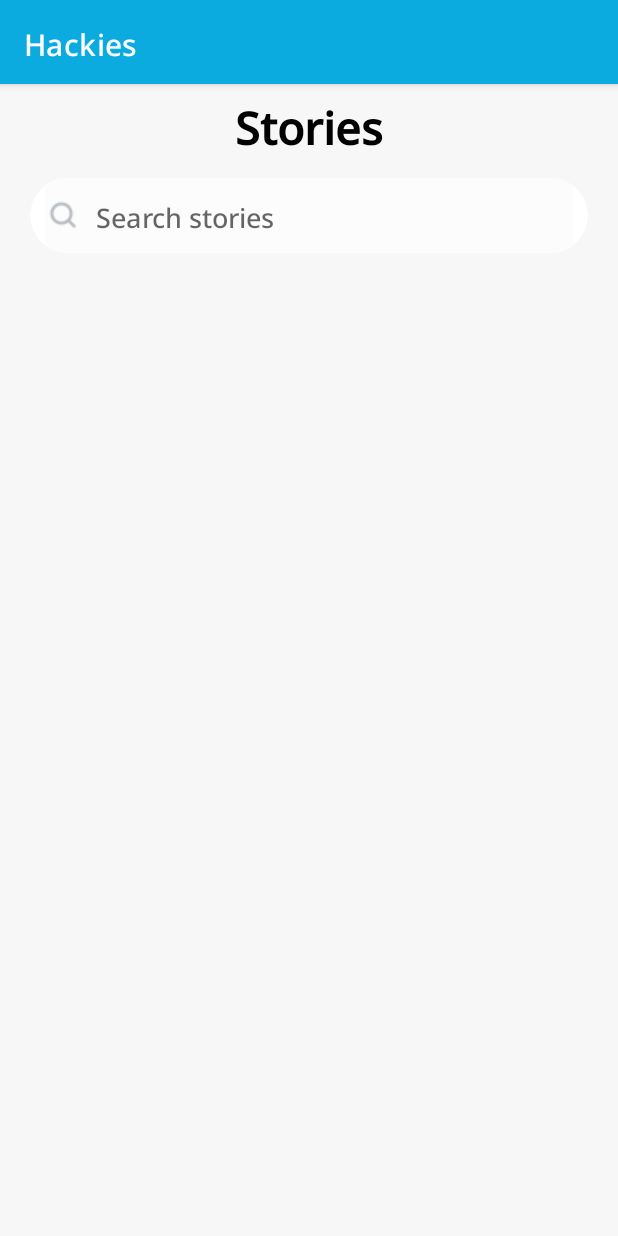
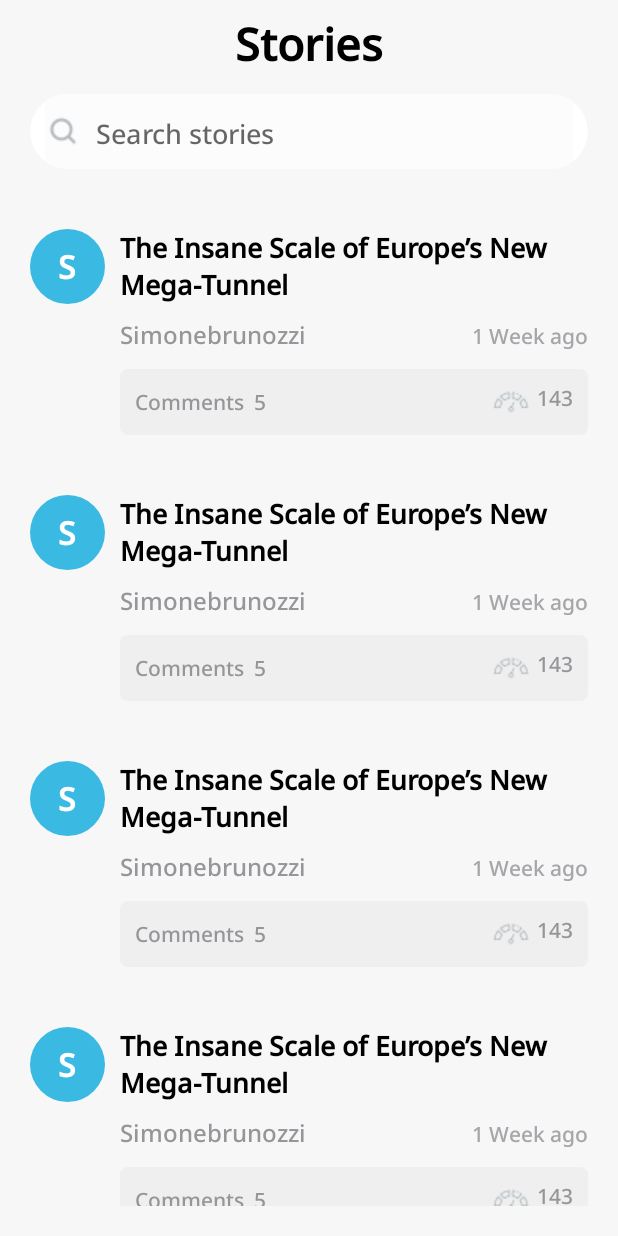
Before and after one commit to HariRamR/Hackies, an Android app: the screen it shows after launch (Dashboard), on a phone screen of 412 x 824 dp. Run offline under Robolectric (Android 15) with nearby library versions, the phone set to English and light mode, and no system bars.

Commit message:
Stories and Comments design

```diff
--- /dev/null
+++ b/app/src/main/java/com/hari/hackies/adapter/StoriesAdapter.kt
@@ -0,0 +1,35 @@
+package com.hari.hackies.adapter
+
+import android.view.LayoutInflater
+import android.view.View
+import android.view.ViewGroup
+import android.widget.TextView
+import androidx.recyclerview.widget.RecyclerView
+import com.hari.hackies.R
+import com.hari.hackies.interfaces.StoriesInterface
+import com.hari.hackies.model.StoriesModel
+import java.util.ArrayList
+
+class StoriesAdapter(private val storiesInterface: StoriesInterface, private val storiesList:List<StoriesModel>?= listOf()):
+    RecyclerView.Adapter<StoriesAdapter.MainViewHolder>() {
+
+    class MainViewHolder(itemView: View) : RecyclerView.ViewHolder(itemView) {
+        val commentsTV = itemView.findViewById<TextView>(R.id.comments_list_stories)!!
+    }
+
+    override fun onCreateViewHolder(parent: ViewGroup, viewType: Int): MainViewHolder {
+
+        return MainViewHolder(LayoutInflater.from(parent.context).inflate(R.layout.list_item_stories, parent, false))
+    }
+
+    override fun onBindViewHolder(holder: MainViewHolder, position: Int) {
+
+        holder.commentsTV.setOnClickListener {
+            storiesInterface.showBottomSheetDialog(0) // pass id of story here
+        }
+    }
+
+    override fun getItemCount(): Int {
+        return storiesList!!.size
+    }
+}
--- a/app/src/main/java/com/hari/hackies/common/HideStatusBar.kt
+++ b/app/src/main/java/com/hari/hackies/common/HideStatusBar.kt
@@ -1,13 +1,16 @@
-package com.hari.hackies.common;
+package com.hari.hackies.common
 
-import android.app.Activity;
-import android.view.Window;
-import android.view.WindowManager;
+import android.app.Activity
+import android.view.Window
+import android.view.WindowManager
 
-public class HideStatusBar {
+object HideStatusBar {
 
-    public static void hideStatusBar(Activity activity){
-        activity.requestWindowFeature(Window.FEATURE_NO_TITLE);
-        activity.getWindow().setFlags(WindowManager.LayoutParams.FLAG_FULLSCREEN, WindowManager.LayoutParams.FLAG_FULLSCREEN);
+    fun hideStatusBar(activity: Activity) {
+        activity.requestWindowFeature(Window.FEATURE_NO_TITLE)
+        activity.window.setFlags(
+            WindowManager.LayoutParams.FLAG_FULLSCREEN,
+            WindowManager.LayoutParams.FLAG_FULLSCREEN
+        )
     }
 }
--- /dev/null
+++ b/app/src/main/java/com/hari/hackies/interfaces/StoriesInterface.kt
@@ -0,0 +1,5 @@
+package com.hari.hackies.interfaces
+
+interface StoriesInterface {
+    fun showBottomSheetDialog(id: Int)
+}
--- /dev/null
+++ b/app/src/main/java/com/hari/hackies/model/StoriesModel.kt
@@ -0,0 +1,18 @@
+package com.hari.hackies.model
+
+import com.google.gson.annotations.SerializedName
+
+data class StoriesModel (
+
+    @SerializedName("by") var by: String?= null,
+    @SerializedName("descendants") var descendants: Int?= null,
+    @SerializedName("id") var id: Int?= null,
+    @SerializedName("kids") var kids: ArrayList<Int> = arrayListOf(),
+    @SerializedName("score") var score: Int?= null,
+    @SerializedName("time") var time: Int?= null,
+    @SerializedName("title") var title: String?= null,
+    @SerializedName("type") var type: String?= null,
+    @SerializedName("url") var url: String?= null,
+    @SerializedName("isSelected") var isSelected: Boolean?= false
+
+)
--- a/app/src/main/java/com/hari/hackies/ui/Dashboard.kt
+++ b/app/src/main/java/com/hari/hackies/ui/Dashboard.kt
@@ -2,10 +2,18 @@ package com.hari.hackies.ui
 
 import android.os.Bundle
 import androidx.appcompat.app.AppCompatActivity
+import androidx.recyclerview.widget.LinearLayoutManager
+import androidx.recyclerview.widget.RecyclerView
+import com.google.android.material.bottomsheet.BottomSheetDialog
 import com.hari.hackies.R
+import com.hari.hackies.adapter.StoriesAdapter
 import com.hari.hackies.common.HideStatusBar.hideStatusBar
+import com.hari.hackies.interfaces.StoriesInterface
+import com.hari.hackies.model.StoriesModel
 
-class Dashboard: AppCompatActivity() {
+class Dashboard: AppCompatActivity(), StoriesInterface {
+
+    private lateinit var bottomSheetDialog: BottomSheetDialog
 
     override fun onCreate(savedInstanceState: Bundle?) {
 
@@ -14,6 +22,24 @@ class Dashboard: AppCompatActivity() {
         super.onCreate(savedInstanceState)
         setContentView(R.layout.activity_dashboard)
 
+        supportActionBar!!.hide()
+        bottomSheetDialog = BottomSheetDialog(this)
+        bottomSheetDialog.setContentView(R.layout.bottom_sheet_comments)
+
+        val commentsRecycler = bottomSheetDialog.findViewById<RecyclerView>(R.id.comments_recycler_bottom_sheet)
+        // create stories adapter
+
+        val storiesRecycler = findViewById<RecyclerView>(R.id.recycler_dashboard)
+        val storiesAdapter = StoriesAdapter(this, listOf(StoriesModel(), StoriesModel(), StoriesModel(), StoriesModel()))
+        storiesRecycler!!.layoutManager = LinearLayoutManager(this)
+        storiesRecycler.adapter = storiesAdapter
+
 
     }
+
+    override fun showBottomSheetDialog(id: Int) {
+        // check for comment size and if > 0 and comments table has no data then fetch from api
+        if(!bottomSheetDialog.isShowing)
+            bottomSheetDialog.show()
+    }
 }
--- /dev/null
+++ b/app/src/main/res/drawable/circular_bg.xml
@@ -0,0 +1,10 @@
+<?xml version="1.0" encoding="utf-8"?>
+<shape xmlns:android="http://schemas.android.com/apk/res/android"
+    android:shape="oval">
+
+    <size android:height="@dimen/fiftySize"
+        android:width="@dimen/fiftySize"/>
+
+    <solid android:color="@color/colorPrimary"/>
+
+</shape>
--- /dev/null
+++ b/app/src/main/res/drawable/comment_bg.xml
@@ -0,0 +1,12 @@
+<?xml version="1.0" encoding="utf-8"?>
+<shape xmlns:android="http://schemas.android.com/apk/res/android"
+    android:shape="rectangle">
+
+    <solid android:color="@color/commentBGClr"/>
+    <corners android:radius="@dimen/fiveSize"/>
+    <padding android:left="@dimen/tenSize"
+        android:right="@dimen/tenSize"
+        android:top="@dimen/tenSize"
+        android:bottom="@dimen/tenSize"/>
+
+</shape>
--- /dev/null
+++ b/app/src/main/res/layout/list_item_stories.xml
@@ -0,0 +1,106 @@
+<?xml version="1.0" encoding="utf-8"?>
+<LinearLayout xmlns:android="http://schemas.android.com/apk/res/android"
+    xmlns:app="http://schemas.android.com/apk/res-auto"
+    android:layout_width="match_parent"
+    android:layout_height="wrap_content"
+    android:orientation="horizontal"
+    android:paddingTop="@dimen/twentySize"
+    android:paddingBottom="@dimen/twentySize">
+
+    <TextView
+        android:id="@+id/story_title_header_list_stories"
+        android:layout_width="wrap_content"
+        android:layout_height="wrap_content"
+        android:text="S"
+        android:textColor="@color/white"
+        android:textSize="@dimen/twentyOneSizeSP"
+        android:fontFamily="@font/heebo_bold"
+        android:textStyle="bold"
+        android:background="@drawable/circular_bg"
+        android:gravity="center"
+        android:includeFontPadding="false"
+        android:maxLength="1"/>
+
+    <LinearLayout
+        android:layout_width="match_parent"
+        android:layout_height="wrap_content"
+        android:orientation="vertical"
+        android:paddingStart="@dimen/tenSize"
+        android:paddingEnd="@dimen/zeroSize">
+
+        <TextView
+            android:id="@+id/story_title_list_stories"
+            android:layout_width="wrap_content"
+            android:layout_height="wrap_content"
+            android:text="The Insane Scale of Europe’s New Mega-Tunnel"
+            android:textColor="@color/black"
+            android:textSize="@dimen/eighteenSizeSP"
+            android:fontFamily="@font/noto_sans_medium"
+            android:textStyle="bold"
+            android:gravity="top"
+            android:includeFontPadding="false"
+            android:padding="@dimen/zeroSize"/>
+
+        <LinearLayout
+            android:layout_width="match_parent"
+            android:layout_height="wrap_content"
+            android:orientation="horizontal"
+            android:weightSum="1"
+            android:paddingTop="@dimen/fiveSize">
+
+            <TextView
+                android:id="@+id/author_list_stories"
+                android:layout_width="0dp"
+                android:layout_height="wrap_content"
+                android:text="Simonebrunozzi"
+                android:textColor="@color/primaryTxtClr"
+                android:textSize="@dimen/sixteenSizeSP"
+                android:layout_weight="1"/>
+
+            <TextView
+                android:id="@+id/date_list_stories"
+                android:layout_width="wrap_content"
+                android:layout_height="wrap_content"
+                android:text="1 Week ago"
+                android:textColor="@color/secondaryTxtClr"
+                android:textSize="@dimen/fourteenSizeSP" />
+
+        </LinearLayout>
+
+        <LinearLayout
+            android:layout_width="match_parent"
+            android:layout_height="wrap_content"
+            android:orientation="horizontal"
+            android:weightSum="1"
+            android:background="@drawable/comment_bg"
+            android:gravity="center"
+            android:layout_marginTop="@dimen/tenSize">
+
+            <TextView
+                android:id="@+id/comments_list_stories"
+                android:layout_width="0dp"
+                android:layout_height="wrap_content"
+                android:text="Comments  5"
+                android:textColor="@color/primaryTxtClr"
+                android:textSize="@dimen/fourteenSizeSP"
+                android:includeFontPadding="false"
+                android:layout_weight="1"
+                android:clickable="true"
+                android:focusable="true" />
+
+            <TextView
+                android:id="@+id/score_list_stories"
+                android:layout_width="wrap_content"
+                android:layout_height="wrap_content"
+                android:text="143"
+                android:textColor="@color/primaryTxtClr"
+                android:textSize="@dimen/fourteenSizeSP"
+                android:includeFontPadding="false"
+                android:drawablePadding="@dimen/fiveSize"
+                app:drawableStartCompat="@drawable/score_icon" />
+
+        </LinearLayout>
+
+    </LinearLayout>
+
+</LinearLayout>
--- a/app/src/main/res/values-night/colors.xml
+++ b/app/src/main/res/values-night/colors.xml
@@ -10,8 +10,9 @@
     <color name="greyShade78">#787F89</color>
     <color name="appBgClr">#B4BCC5</color>
     <color name="splashAppNameBGClr">#FFFFFF</color>
-    <color name="bottomSheetHandleLightClr">#C6EBF6</color>
-    <color name="bottomSheetHandleDarkClr">#18282D</color>
+    <color name="bottomSheetBgClr">#000000</color>
+    <color name="bottomSheetHandleClr">#18282D</color>
+    <color name="commentBGClr">#C1C1C2</color>
     <color name="transparent">#FCFCFC</color>
     <color name="black">#FFFFFF</color>
     <color name="white">#000000</color>
--- a/app/src/main/res/values/colors.xml
+++ b/app/src/main/res/values/colors.xml
@@ -3,15 +3,16 @@
 
     <color name="colorPrimaryDark">#0CABDF</color>
     <color name="colorPrimary">#CC0CABDF</color>
-    <color name="primaryTxtClr">#A5A6AA</color>
-    <color name="secondaryTxtClr">#969599</color>
+    <color name="primaryTxtClr">#969599</color>
+    <color name="secondaryTxtClr">#A5A6AA</color>
     <color name="greyShade75">#75808A</color>
     <color name="greyShade76">#76808A</color>
     <color name="greyShade78">#787F89</color>
     <color name="appBgClr">#F7F7F7</color>
     <color name="splashAppNameBGClr">#76808A</color>
-    <color name="bottomSheetHandleLightClr">#C6EBF6</color>
-    <color name="bottomSheetHandleDarkClr">#18282D</color>
+    <color name="bottomSheetBgClr">#F7F7F7</color>
+    <color name="bottomSheetHandleClr">#C6EBF6</color>
+    <color name="commentBGClr">#EFEFEF</color>
     <color name="transparent">#FCFCFC</color>
     <color name="black">#000000</color>
     <color name="white">#FFFFFF</color>
--- a/app/src/main/res/values/dimen.xml
+++ b/app/src/main/res/values/dimen.xml
@@ -32,6 +32,7 @@
     <dimen name="fourteenSizeSP">14sp</dimen>
     <dimen name="sixteenSizeSP">16sp</dimen>
     <dimen name="eighteenSizeSP">18sp</dimen>
+    <dimen name="twentyOneSizeSP">21sp</dimen>
 
 
 </resources>
--- a/app/src/main/res/values/strings.xml
+++ b/app/src/main/res/values/strings.xml
@@ -4,4 +4,5 @@
     <string name="hackies">Hackies</string>
     <string name="search_stories">Search stories</string>
     <string name="stories">Stories</string>
+    <string name="comments">Comments</string>
 </resources>
```
Also changed, not shown: app/build.gradle (+12 -0 lines), app/src/main/java/com/hari/hackies/ui/utils/ConvertTime.kt (added, +76 -0 lines), app/src/main/res/drawable/bottomsheet_handle.xml (added, +8 -0 lines), app/src/main/res/layout/bottom_sheet_comments.xml (added, +39 -0 lines), app/src/main/res/layout/list_item_comments.xml (added, +87 -0 lines), app/src/main/res/drawable/reply_icon.png (added), app/src/main/res/drawable/score_icon.png (added), app/src/main/res/font/noto_sans_thin.ttf (deleted).
